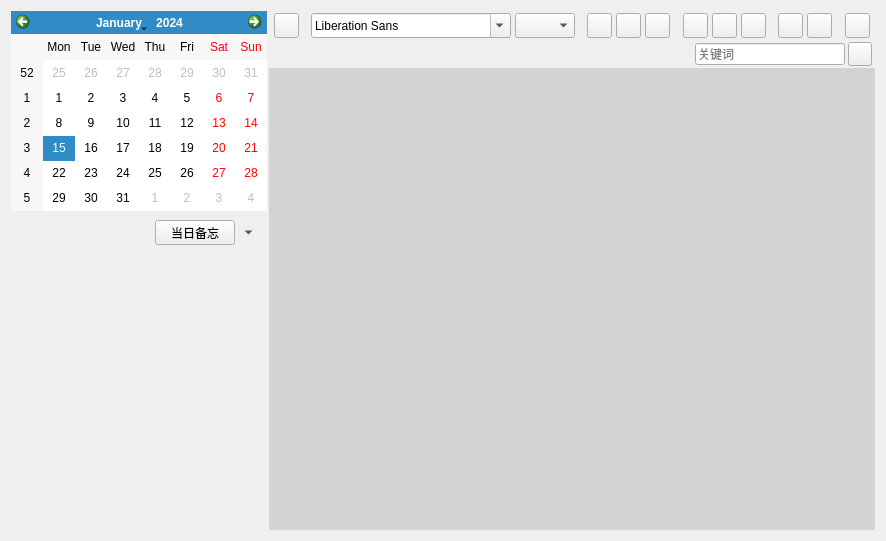
The window that gui/memoWidget.ui (WatsonJay/tomato_farm) describes before a commit, drawn with Qt 5.
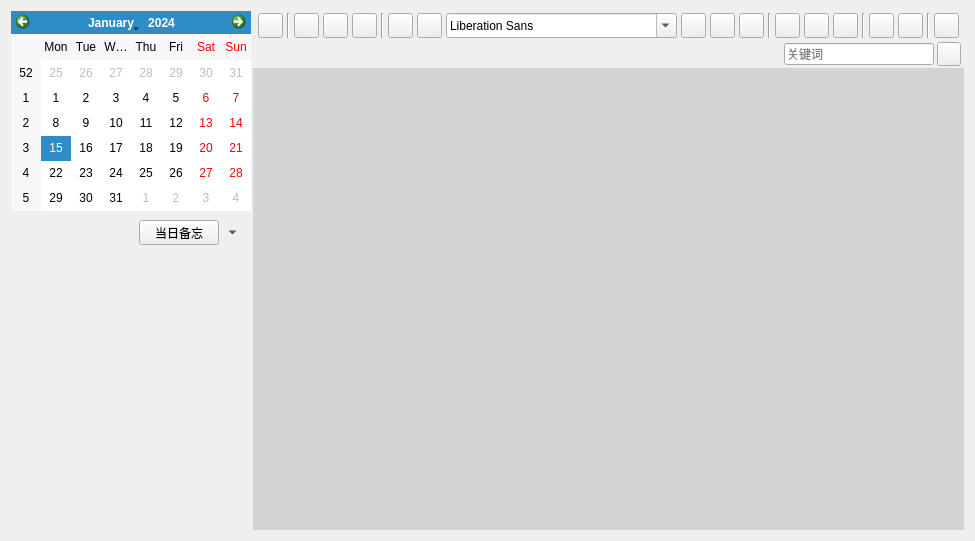
The same window after the commit. The open tabs and pages were chosen to show the change. Icons and pictures are not drawn.

Patch:
```diff
--- a/gui/memoWidget.ui
+++ b/gui/memoWidget.ui
@@ -6,7 +6,7 @@
    <rect>
     <x>0</x>
     <y>0</y>
-    <width>886</width>
+    <width>955</width>
     <height>541</height>
    </rect>
   </property>
@@ -522,26 +522,136 @@
            </widget>
           </item>
           <item>
-           <spacer name="horizontalSpacer_2">
+           <widget class="Line" name="line">
             <property name="orientation">
-             <enum>Qt::Horizontal</enum>
+             <enum>Qt::Vertical</enum>
             </property>
-            <property name="sizeHint" stdset="0">
+           </widget>
+          </item>
+          <item>
+           <widget class="QPushButton" name="copyButton">
+            <property name="minimumSize">
              <size>
-              <width>40</width>
-              <height>20</height>
+              <width>25</width>
+              <height>25</height>
              </size>
             </property>
-           </spacer>
+            <property name="maximumSize">
+             <size>
+              <width>25</width>
+              <height>25</height>
+             </size>
+            </property>
+            <property name="text">
+             <string/>
+            </property>
+            <property name="icon">
+             <iconset resource="../icon/icons.qrc">
+              <normaloff>:/icon/copy.png</normaloff>:/icon/copy.png</iconset>
+            </property>
+           </widget>
+          </item>
+          <item>
+           <widget class="QPushButton" name="cutButton">
+            <property name="minimumSize">
+             <size>
+              <width>25</width>
+              <height>25</height>
+             </size>
+            </property>
+            <property name="maximumSize">
+             <size>
+              <width>25</width>
+              <height>25</height>
+             </size>
+            </property>
+            <property name="text">
+             <string/>
+            </property>
+            <property name="icon">
+             <iconset resource="../icon/icons.qrc">
+              <normaloff>:/icon/cut.png</normaloff>:/icon/cut.png</iconset>
+            </property>
+           </widget>
+          </item>
+          <item>
+           <widget class="QPushButton" name="pasteButton">
+            <property name="minimumSize">
+             <size>
+              <width>25</width>
+              <height>25</height>
+             </size>
+            </property>
+            <property name="maximumSize">
+             <size>
+              <width>25</width>
+              <height>25</height>
+             </size>
+            </property>
+            <property name="text">
+             <string/>
+            </property>
+            <property name="icon">
+             <iconset resource="../icon/icons.qrc">
+              <normaloff>:/icon/paste.png</normaloff>:/icon/paste.png</iconset>
+            </property>
+           </widget>
+          </item>
+          <item>
+           <widget class="Line" name="line_2">
+            <property name="orientation">
+             <enum>Qt::Vertical</enum>
+            </property>
+           </widget>
+          </item>
+          <item>
+           <widget class="QPushButton" name="revokeButton">
+            <property name="minimumSize">
+             <size>
+              <width>25</width>
+              <height>25</height>
+             </size>
+            </property>
+            <property name="maximumSize">
+             <size>
+              <width>25</width>
+              <height>25</height>
+             </size>
+            </property>
+            <property name="text">
+             <string/>
+            </property>
+            <property name="icon">
+             <iconset resource="../icon/icons.qrc">
+              <normaloff>:/icon/revoke.png</normaloff>:/icon/revoke.png</iconset>
+            </property>
+           </widget>
+          </item>
+          <item>
+           <widget class="QPushButton" name="resumeButton">
+            <property name="minimumSize">
+             <size>
+              <width>25</width>
+              <height>25</height>
+             </size>
+            </property>
+            <property name="maximumSize">
+             <size>
+              <width>25</width>
+              <height>25</height>
+             </size>
+            </property>
+            <property name="text">
+             <string/>
+            </property>
+            <property name="icon">
+             <iconset resource="../icon/icons.qrc">
+              <normaloff>:/icon/resume.png</normaloff>:/icon/resume.png</iconset>
+            </property>
+           </widget>
           </item>
           <item>
            <widget class="QFontComboBox" name="fontComboBox">
-            <property name="minimumSize">
-             <size>
-              <width>150</width>
-              <height>0</height>
-             </size>
-            </property>
             <property name="maximumSize">
              <size>
               <width>16777215</width>
@@ -550,41 +660,6 @@
             </property>
            </widget>
           </item>
-          <item>
-           <widget class="QComboBox" name="sizeComboBox">
-            <property name="minimumSize">
-             <size>
-              <width>60</width>
-              <height>25</height>
-             </size>
-            </property>
-            <property name="maximumSize">
-             <size>
-              <width>60</width>
-              <height>25</height>
-             </size>
-            </property>
-            <property name="toolTip">
-             <string>字体大小</string>
-            </property>
-            <property name="styleSheet">
-             <string notr="true"/>
-            </property>
-           </widget>
-          </item>
-          <item>
-           <spacer name="horizontalSpacer_7">
-            <property name="orientation">
-             <enum>Qt::Horizontal</enum>
-            </property>
-            <property name="sizeHint" stdset="0">
-             <size>
-              <width>40</width>
-              <height>20</height>
-             </size>
-            </property>
-           </spacer>
-          </item>
           <item>
            <widget class="QPushButton" name="bordButton">
             <property name="minimumSize">
@@ -664,17 +739,11 @@
            </widget>
           </item>
           <item>
-           <spacer name="horizontalSpacer_3">
+           <widget class="Line" name="line_3">
             <property name="orientation">
-             <enum>Qt::Horizontal</enum>
+             <enum>Qt::Vertical</enum>
             </property>
-            <property name="sizeHint" stdset="0">
-             <size>
-              <width>40</width>
-              <height>20</height>
-             </size>
-            </property>
-           </spacer>
+           </widget>
           </item>
           <item>
            <widget class="QPushButton" name="leftJustButton">
@@ -755,17 +824,11 @@
            </widget>
           </item>
           <item>
-           <spacer name="horizontalSpacer_4">
+           <widget class="Line" name="line_4">
             <property name="orientation">
-             <enum>Qt::Horizontal</enum>
+             <enum>Qt::Vertical</enum>
             </property>
-            <property name="sizeHint" stdset="0">
-             <size>
-              <width>40</width>
-              <height>20</height>
-             </size>
-            </property>
-           </spacer>
+           </widget>
           </item>
           <item>
            <widget class="QPushButton" name="fontColorButton">
@@ -820,17 +883,11 @@
            </widget>
           </item>
           <item>
-           <spacer name="horizontalSpacer_6">
+           <widget class="Line" name="line_5">
             <property name="orientation">
-             <enum>Qt::Horizontal</enum>
+             <enum>Qt::Vertical</enum>
             </property>
-            <property name="sizeHint" stdset="0">
-             <size>
-              <width>40</width>
-              <height>20</height>
-             </size>
-            </property>
-           </spacer>
+           </widget>
           </item>
           <item>
            <widget class="QPushButton" name="searchChangeButton">
```
Left out of the diff: 2 changed lines with no effect on the pictures.
